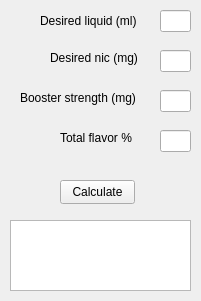
This is ui.ui in nikolaisyl/ELiqCalc as Qt 5 draws it before an edit. The edited form follows.
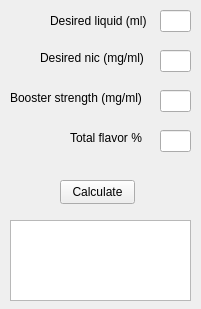
This is the edited form.

What changed in the file:
```diff
--- a/ui.ui
+++ b/ui.ui
@@ -7,7 +7,7 @@
     <x>0</x>
     <y>0</y>
     <width>201</width>
-    <height>301</height>
+    <height>309</height>
    </rect>
   </property>
   <property name="windowTitle">
@@ -29,7 +29,7 @@
   <widget class="QLabel" name="label">
    <property name="geometry">
     <rect>
-     <x>40</x>
+     <x>50</x>
      <y>10</y>
      <width>101</width>
      <height>21</height>
@@ -52,14 +52,14 @@
   <widget class="QLabel" name="label_2">
    <property name="geometry">
     <rect>
-     <x>50</x>
+     <x>40</x>
      <y>50</y>
-     <width>101</width>
+     <width>111</width>
      <height>16</height>
     </rect>
    </property>
    <property name="text">
-    <string>Desired nic (mg)</string>
+    <string>Desired nic (mg/ml)</string>
    </property>
   </widget>
   <widget class="QLineEdit" name="lineEdit_2">
@@ -78,14 +78,14 @@
   <widget class="QLabel" name="label_3">
    <property name="geometry">
     <rect>
-     <x>20</x>
+     <x>10</x>
      <y>90</y>
-     <width>121</width>
+     <width>141</width>
      <height>16</height>
     </rect>
    </property>
    <property name="text">
-    <string>Booster strength (mg)</string>
+    <string>Booster strength (mg/ml)</string>
    </property>
   </widget>
   <widget class="QLineEdit" name="lineEdit_3">
@@ -101,7 +101,7 @@
   <widget class="QLabel" name="label_4">
    <property name="geometry">
     <rect>
-     <x>60</x>
+     <x>70</x>
      <y>130</y>
      <width>81</width>
      <height>16</height>
@@ -127,9 +127,12 @@
      <x>10</x>
      <y>220</y>
      <width>181</width>
-     <height>71</height>
+     <height>81</height>
     </rect>
    </property>
+   <property name="readOnly">
+    <bool>true</bool>
+   </property>
   </widget>
  </widget>
  <resources/>
```
Left out of the diff: 3 changed lines with no effect on the pictures.
